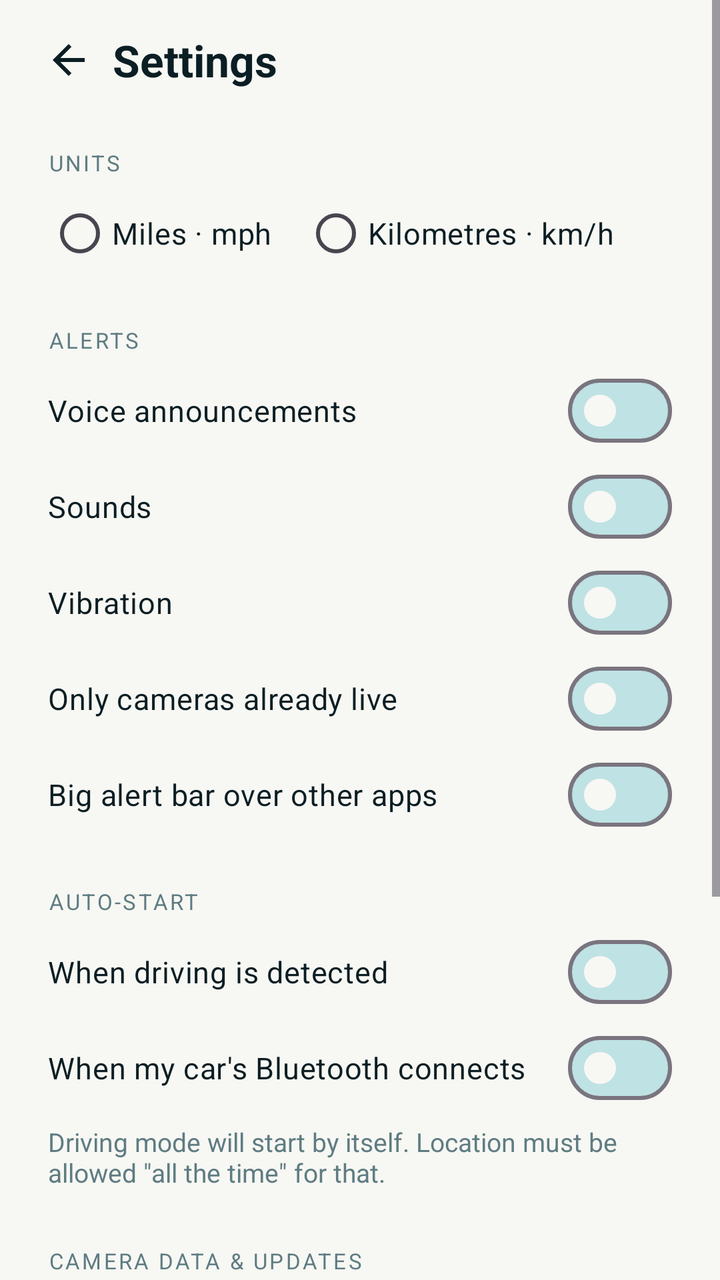
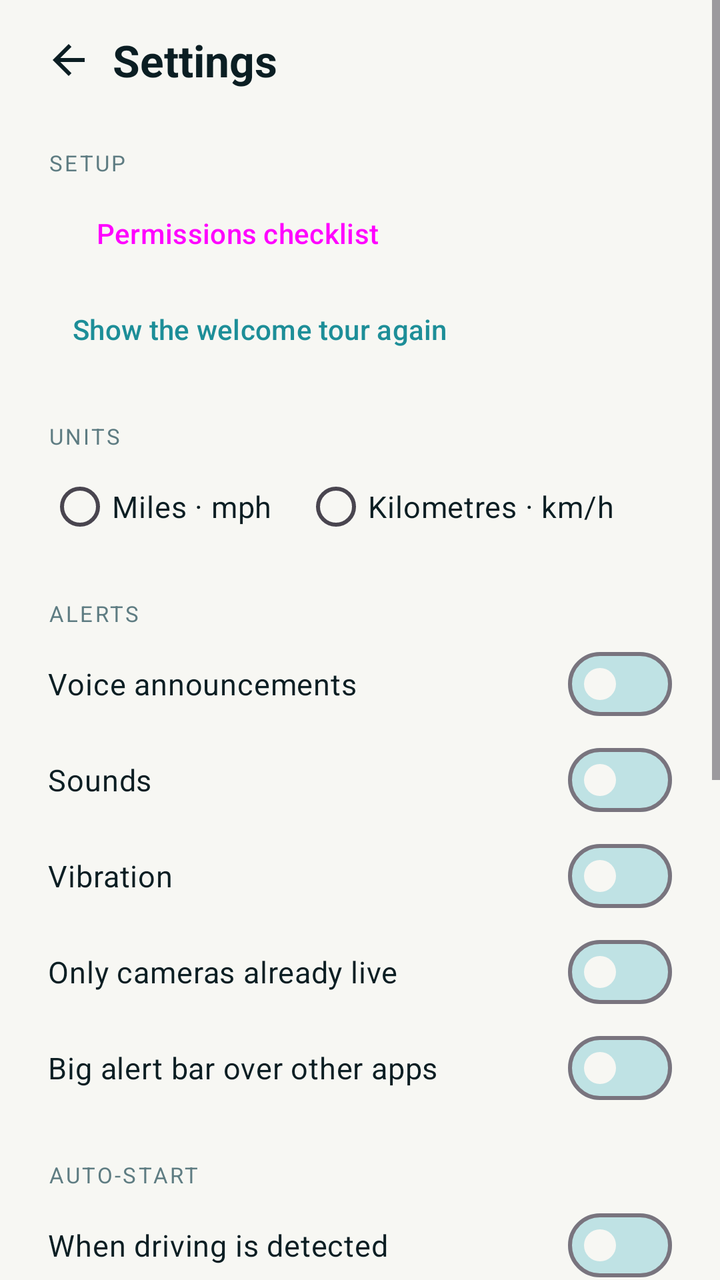

Before-and-after screenshots of an Android layout around one commit, followed by the original layout XML and the change that was made.
<!-- AndroidManifest.xml: application theme Theme.LARadars -->
<!-- res/layout/activity_settings.xml -->
<?xml version="1.0" encoding="utf-8"?>
<FrameLayout xmlns:android="http://schemas.android.com/apk/res/android"
    xmlns:app="http://schemas.android.com/apk/res-auto"
    android:layout_width="match_parent"
    android:layout_height="match_parent"
    android:background="@color/bg"
    android:fitsSystemWindows="true">

<ScrollView
    android:layout_width="match_parent"
    android:layout_height="match_parent">

<LinearLayout
    android:layout_width="match_parent"
    android:layout_height="wrap_content"
    android:orientation="vertical"
    android:paddingHorizontal="24dp"
    android:paddingTop="8dp"
    android:paddingBottom="32dp">

    <LinearLayout
        android:layout_width="match_parent"
        android:layout_height="wrap_content"
        android:orientation="horizontal"
        android:gravity="center_vertical">

        <ImageButton
            android:id="@+id/back"
            android:layout_width="44dp"
            android:layout_height="44dp"
            android:layout_marginStart="-12dp"
            android:background="?attr/selectableItemBackgroundBorderless"
            android:contentDescription="@string/back"
            android:src="@drawable/ic_back"
            app:tint="@color/text" />

        <TextView
            android:layout_width="wrap_content"
            android:layout_height="wrap_content"
            android:text="@string/settings"
            android:textColor="@color/text"
            android:textSize="22sp"
            android:textStyle="bold" />
    </LinearLayout>

    <TextView style="@style/SectionTitle" android:text="@string/section_units" />
    <RadioGroup
        android:id="@+id/unitsGroup"
        android:layout_width="match_parent"
        android:layout_height="wrap_content"
        android:orientation="horizontal">
        <RadioButton android:id="@+id/unitsUs" style="@style/SettingRadio" android:text="@string/units_us" />
        <RadioButton android:id="@+id/unitsMetric" style="@style/SettingRadio" android:text="@string/units_metric" />
    </RadioGroup>

    <TextView style="@style/SectionTitle" android:text="@string/section_alerts" />
    <com.google.android.material.materialswitch.MaterialSwitch android:id="@+id/voice" style="@style/SettingSwitch" android:text="@string/setting_voice" />
    <com.google.android.material.materialswitch.MaterialSwitch android:id="@+id/sound" style="@style/SettingSwitch" android:text="@string/setting_sound" />
    <com.google.android.material.materialswitch.MaterialSwitch android:id="@+id/vibration" style="@style/SettingSwitch" android:text="@string/setting_vibration" />
    <com.google.android.material.materialswitch.MaterialSwitch android:id="@+id/onlyLive" style="@style/SettingSwitch" android:text="@string/setting_only_live" />
    <com.google.android.material.materialswitch.MaterialSwitch android:id="@+id/banner" style="@style/SettingSwitch" android:text="@string/setting_banner" />
    <Button
        android:id="@+id/bannerPermission"
        style="@style/Widget.Material3.Button"
        android:layout_width="wrap_content"
        android:layout_height="wrap_content"
        android:text="@string/banner_permission_button"
        app:backgroundTint="@color/live"
        android:visibility="gone" />

    <TextView style="@style/SectionTitle" android:text="@string/section_auto_start" />
    <com.google.android.material.materialswitch.MaterialSwitch android:id="@+id/autoDriving" style="@style/SettingSwitch" android:text="@string/setting_auto_driving" />
    <com.google.android.material.materialswitch.MaterialSwitch android:id="@+id/autoBluetooth" style="@style/SettingSwitch" android:text="@string/setting_auto_bluetooth" />
    <Button
        android:id="@+id/chooseDevice"
        style="@style/Widget.Material3.Button.TonalButton"
        app:backgroundTint="@color/ring1"
        android:layout_width="wrap_content"
        android:layout_height="wrap_content"
        android:text="@string/choose_device"
        android:visibility="gone" />
    <TextView
        android:id="@+id/autoStartHint"
        style="@style/SettingHint"
        android:text="@string/auto_start_hint" />
    <Button
        android:id="@+id/backgroundLocation"
        style="@style/Widget.Material3.Button"
        android:layout_width="wrap_content"
        android:layout_height="wrap_content"
        android:text="@string/allow_background_location"
        app:backgroundTint="@color/live"
        android:visibility="gone" />

    <TextView style="@style/SectionTitle" android:text="@string/section_data" />
    <TextView android:id="@+id/dataVersion" style="@style/SettingHint" />
    <TextView android:id="@+id/lastCheck" style="@style/SettingHint" />
    <Button
        android:id="@+id/updateNow"
        style="@style/Widget.Material3.Button.TonalButton"
        app:backgroundTint="@color/ring1"
        android:layout_width="wrap_content"
        android:layout_height="wrap_content"
        android:text="@string/check_updates" />
    <Button
        android:id="@+id/clearReports"
        style="@style/Widget.Material3.Button.TextButton"
        android:layout_width="wrap_content"
        android:layout_height="wrap_content"
        android:text="@string/clear_reports"
        android:textColor="@color/warn"
        android:visibility="gone" />

    <TextView style="@style/SectionTitle" android:text="@string/section_trips" />
    <Button
        android:id="@+id/trips"
        style="@style/Widget.Material3.Button.TonalButton"
        app:backgroundTint="@color/ring1"
        android:layout_width="wrap_content"
        android:layout_height="wrap_content"
        android:text="@string/trips_all" />

    <TextView
        android:id="@+id/version"
        style="@style/SettingHint"
        android:layout_marginTop="24dp" />
</LinearLayout>
</ScrollView>
</FrameLayout>
<!-- resources referenced by this layout -->
<resources>
  <color name="bg">#F7F7F3</color>
  <color name="live">#1D8E98</color>
  <color name="ring1">#D4E9EA</color>
  <color name="text">#0B1E23</color>
  <color name="warn">#E4572E</color>
  <!-- drawable ic_back (drawable) -->
  <vector xmlns:android="http://schemas.android.com/apk/res/android"
      android:width="24dp"
      android:height="24dp"
      android:viewportWidth="24"
      android:viewportHeight="24">
      <path
          android:fillColor="#FF000000"
          android:pathData="M20,11H7.83l5.59,-5.59L12,4l-8,8 8,8 1.41,-1.41L7.83,13H20v-2z" />
  </vector>
  <string name="allow_background_location">Allow location all the time</string>
  <string name="auto_start_hint">Driving mode will start by itself. Location must be allowed \"all the time\" for that.</string>
  <string name="back">Back</string>
  <string name="banner_permission_button">Allow the bar over other apps</string>
  <string name="check_updates">Check for updates</string>
  <string name="choose_device">Choose the car\'s Bluetooth…</string>
  <string name="clear_reports">Forget pinned spots</string>
  <string name="section_alerts">Alerts</string>
  <string name="section_auto_start">Auto-start</string>
  <string name="section_data">Camera data &amp; updates</string>
  <string name="section_trips">Trips</string>
  <string name="section_units">Units</string>
  <string name="setting_auto_bluetooth">When my car\'s Bluetooth connects</string>
  <string name="setting_auto_driving">When driving is detected</string>
  <string name="setting_banner">Big alert bar over other apps</string>
  <string name="setting_only_live">Only cameras already live</string>
  <string name="setting_sound">Sounds</string>
  <string name="setting_vibration">Vibration</string>
  <string name="setting_voice">Voice announcements</string>
  <string name="settings">Settings</string>
  <string name="trips_all">Trip history</string>
  <string name="units_metric">Kilometres · km/h</string>
  <string name="units_us">Miles · mph</string>
  <style name="SettingHint">
          <item name="android:layout_width">match_parent</item>
          <item name="android:layout_height">wrap_content</item>
          <item name="android:layout_marginTop">4dp</item>
          <item name="android:layout_marginBottom">6dp</item>
          <item name="android:textColor">@color/muted</item>
          <item name="android:textSize">13sp</item>
      </style>
  <style name="SettingRadio">
          <item name="android:layout_width">wrap_content</item>
          <item name="android:layout_height">wrap_content</item>
          <item name="android:layout_marginEnd">16dp</item>
          <item name="android:textColor">@color/text</item>
          <item name="android:textSize">15sp</item>
          <item name="android:buttonTint">@color/live</item>
      </style>
  <style name="SettingSwitch">
          <item name="android:layout_width">match_parent</item>
          <item name="android:layout_height">wrap_content</item>
          <item name="android:paddingVertical">10dp</item>
          <item name="android:textColor">@color/text</item>
          <item name="android:textSize">15sp</item>
          <item name="thumbTint">@color/bg</item>
          <item name="trackTint">@color/switch_track</item>
      </style>
  <color name="muted">#5E7C82</color>
  <color name="accent">#26AEB9</color>
  <color name="text_on_dark">#F7F7F3</color>
  <!-- unchanged entries left out for length: 2 -->
</resources>

<!-- the commit's change to res/layout/activity_settings.xml (unified diff, before → after) -->
@@ -42,6 +42,22 @@
             android:textSize="22sp"
             android:textStyle="bold" />
     </LinearLayout>
+
+    <TextView style="@style/SectionTitle" android:text="@string/section_setup" />
+    <Button
+        android:id="@+id/permissions"
+        style="@style/Widget.Material3.Button.TonalButton"
+        app:backgroundTint="@color/ring1"
+        android:layout_width="wrap_content"
+        android:layout_height="wrap_content"
+        android:text="@string/settings_permissions" />
+    <Button
+        android:id="@+id/tour"
+        style="@style/Widget.Material3.Button.TextButton"
+        android:layout_width="wrap_content"
+        android:layout_height="wrap_content"
+        android:text="@string/settings_tour"
+        android:textColor="@color/live" />
 
     <TextView style="@style/SectionTitle" android:text="@string/section_units" />
     <RadioGroup
<!-- resource entries referenced after the edit -->
@@ -25,6 +25,7 @@
   <string name="section_alerts">Alerts</string>
   <string name="section_auto_start">Auto-start</string>
   <string name="section_data">Camera data &amp; updates</string>
+  <string name="section_setup">Setup</string>
   <string name="section_trips">Trips</string>
   <string name="section_units">Units</string>
   <string name="setting_auto_bluetooth">When my car\'s Bluetooth connects</string>
@@ -35,6 +36,8 @@
   <string name="setting_vibration">Vibration</string>
   <string name="setting_voice">Voice announcements</string>
   <string name="settings">Settings</string>
+  <string name="settings_permissions">Permissions checklist</string>
+  <string name="settings_tour">Show the welcome tour again</string>
   <string name="trips_all">Trip history</string>
   <string name="units_metric">Kilometres · km/h</string>
   <string name="units_us">Miles · mph</string>
